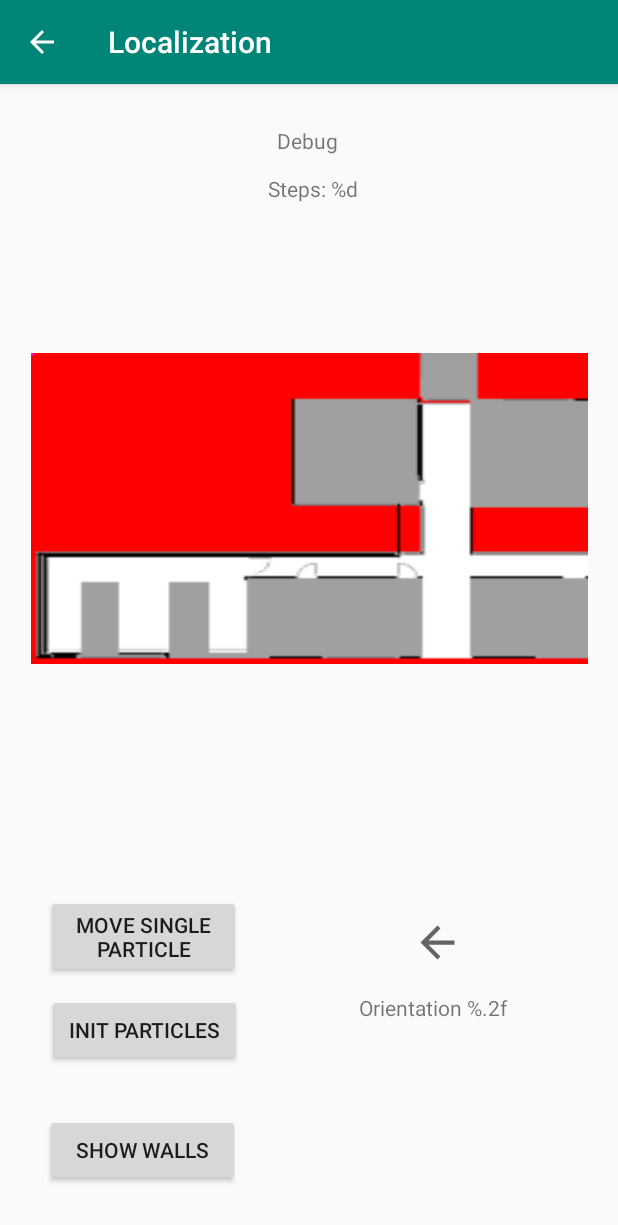
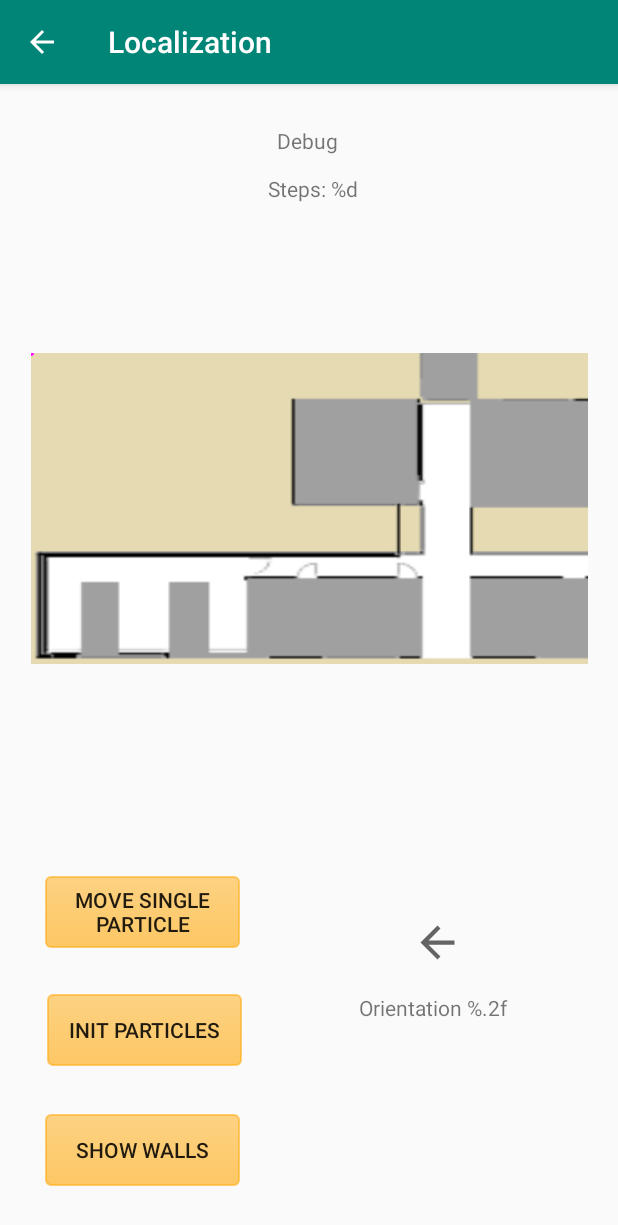
Before and after one commit to hanuka24/ActMonitoringLocalizationApp, an Android app: the LocalizationActivity screen opened directly, with no data from a screen before it, on a phone screen of 412 x 824 dp. Shown: the top 1225 px of the screen. Run offline under Robolectric (Android 15) with nearby library versions, the phone set to English and light mode, and no system bars; 2 statements that could not run were skipped.

Commit message:
changed localization button colour

```diff
--- a/ActivityMonitoring/app/src/main/res/layout/activity_localization.xml
+++ b/ActivityMonitoring/app/src/main/res/layout/activity_localization.xml
@@ -11,6 +11,7 @@
         android:layout_width="130dp"
         android:layout_height="wrap_content"
         android:text="Show walls"
+        android:background="@drawable/rounded_button_orange"
         app:layout_constraintBottom_toBottomOf="parent"
         app:layout_constraintHorizontal_bias="0.106"
         app:layout_constraintLeft_toLeftOf="parent"
@@ -23,6 +24,7 @@
         android:layout_width="130dp"
         android:layout_height="wrap_content"
         android:text="Init Particles"
+        android:background="@drawable/rounded_button_orange"
         app:layout_constraintBottom_toBottomOf="parent"
         app:layout_constraintHorizontal_bias="0.11"
         app:layout_constraintLeft_toLeftOf="parent"
@@ -44,13 +46,14 @@
         android:id="@+id/add_particle_button"
         android:layout_width="130dp"
         android:layout_height="wrap_content"
+        android:background="@drawable/rounded_button_orange"
         android:text="Move Single Particle"
         app:layout_constraintBottom_toBottomOf="parent"
-        app:layout_constraintHorizontal_bias="0.108"
+        app:layout_constraintHorizontal_bias="0.106"
         app:layout_constraintLeft_toLeftOf="parent"
         app:layout_constraintRight_toRightOf="parent"
         app:layout_constraintTop_toTopOf="parent"
-        app:layout_constraintVertical_bias="0.759" />
+        app:layout_constraintVertical_bias="0.733" />
 
 
     <TextView
```
Also changed, not shown: ActivityMonitoring/app/src/main/res/drawable/iti_floorplan2.png.
